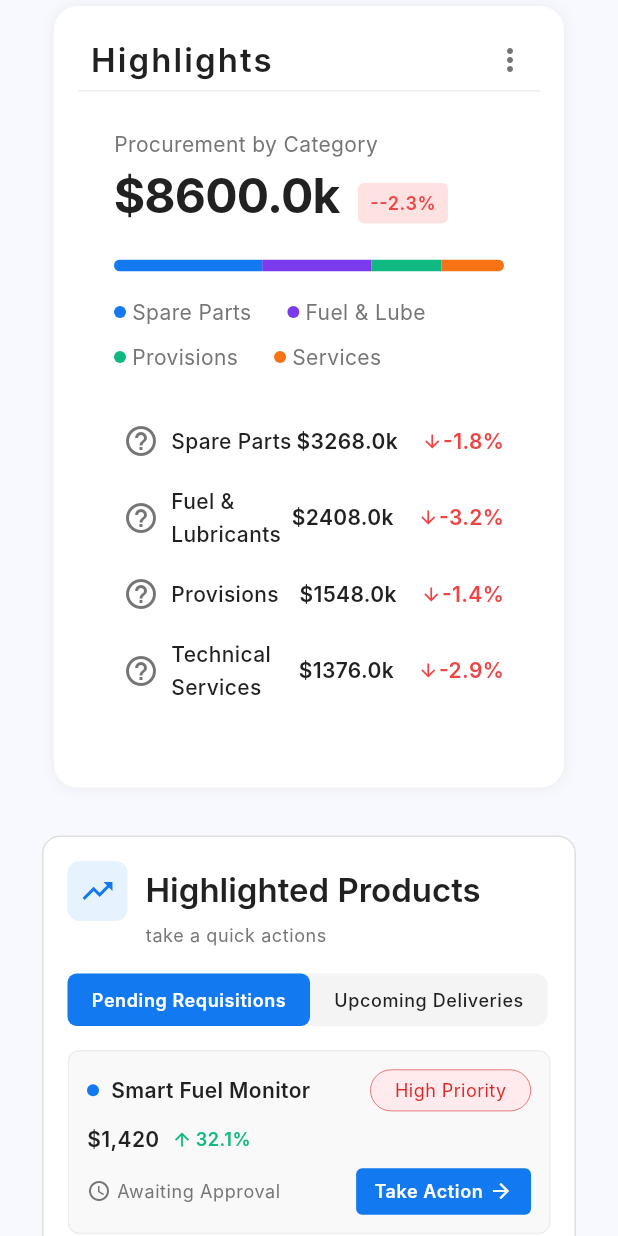
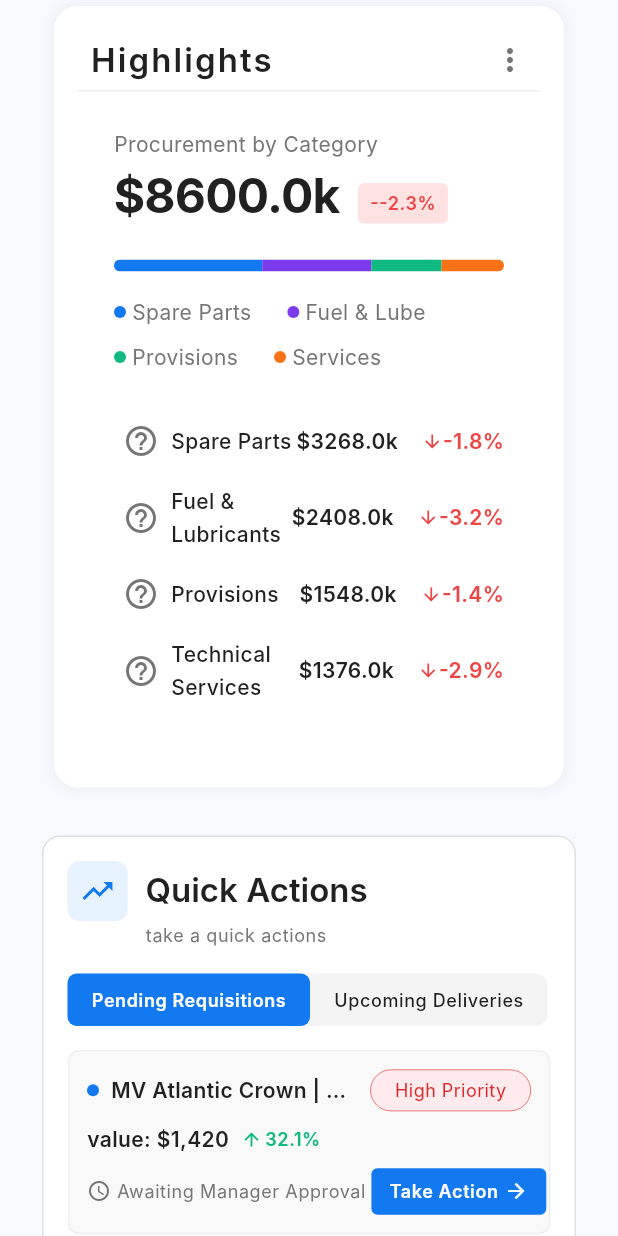
Before and after one commit to AdityaShipskart/FlutterDashboards, a Flutter app: the SMCDashboard widget shown alone on an empty page, opened directly, scrolled down 576 dp, on a phone screen of 412 x 824 dp. Run offline on Flutter 3.47's test engine with Material 3 defaults, Android fonts, the light colour scheme and no system bars; our stand-ins replace fl_chart, responsive_grid; Roboto replaces fonts that are missing (Inter); project files that could hold a hidden picture were left out.

Commit message:
updated json

```diff
--- a/Dashboard/lib/pages/new-dashboards/smc_dashboard.dart
+++ b/Dashboard/lib/pages/new-dashboards/smc_dashboard.dart
@@ -430,8 +430,9 @@ const Map<String, dynamic> _purchasesByCategoryBar = {
 
 const List<Map<String, dynamic>> _smcPerformanceMetrics = [
   {
-    'title': 'Top Vendors by Spend',
+    'title': 'Top Vendors',
     'subtitle': 'Highest procurement value',
+    'columns': {'first': 'Vendors name', 'second': 'Volume'},
     'ports': [
       {
         'portName': 'Marine Tech Supply',
@@ -450,6 +451,7 @@ const List<Map<String, dynamic>> _smcPerformanceMetrics = [
   {
     'title': 'Top Spending Vessels',
     'subtitle': 'Highest procurement by vessel',
+    'columns': {'first': 'Vessel name', 'second': 'Spending Value'},
     'ports': [
       {
         'portName': 'MV Pacific Star',
@@ -466,17 +468,18 @@ const List<Map<String, dynamic>> _smcPerformanceMetrics = [
     ],
   },
   {
-    'title': 'Cost Saving Opportunities',
+    'title': 'Cost Saving Ports',
     'subtitle': 'Identified savings potential',
+    'columns': {'first': 'Ports name', 'second': 'Volume'},
     'ports': [
       {
-        'portName': 'Bulk Ordering',
+        'portName': 'Mumbai',
         'purchaseValue': '\$284K',
         'percentageChange': 16.2,
         'trend': 'up',
       },
       {
-        'portName': 'Contract Negotiation',
+        'portName': 'Kochi',
         'purchaseValue': '\$196K',
         'percentageChange': 11.4,
         'trend': 'up',
@@ -484,248 +487,288 @@ const List<Map<String, dynamic>> _smcPerformanceMetrics = [
     ],
   },
   {
-    'title': 'Highlighted Products',
+    'title': 'Quick Actions',
     'subtitle': 'take a quick actions',
     'switch-options': ['Pending Requisitions', 'Upcoming Deliveries'],
     'columns': {'first': 'Recent Status', 'second': 'Order Value'},
     'Pending Requisitions': [
       {
-        'portName': 'Smart Fuel Monitor',
-        'purchaseValue': '\$1,420',
+        'portName': 'MV Atlantic Crown | Provisions',
+        'purchaseValue': 'value: \$1,420',
         'percentageChange': 32.1,
         'trend': 'up',
         'priority': 'HIGH PRIORITY',
         'daysLeft': 2,
-        'status': 'Awaiting Approval',
+        'status': 'Awaiting Manager Approval',
       },
       {
-        'portName': 'Engine Spare Parts',
-        'purchaseValue': '\$860',
+        'portName': 'MV Pacific Star | Spare Parts',
+        'purchaseValue': 'value: \$860',
         'percentageChange': 24.3,
         'trend': 'up',
         'priority': 'MEDIUM PRIORITY',
         'daysLeft': 5,
-        'status': 'Under Review',
+        'status': 'Awaiting SMC Approval',
+      },
+
+      {
+        'portName': 'MV Horizon Pearl | Fuel',
+        'purchaseValue': 'value: \$860',
+        'percentageChange': 24.3,
+        'trend': 'up',
+        'priority': 'MEDIUM PRIORITY',
+        'daysLeft': 5,
+        'status': 'Awaiting SMC Approval',
+      },
+
+      {
+        'portName': 'MV Sea Crest | Electrical',
+        'purchaseValue': 'value: \$860',
+        'percentageChange': 24.3,
+        'trend': 'up',
+        'priority': 'MEDIUM PRIORITY',
+        'daysLeft': 5,
+        'status': 'Awaiting Vendor Response',
       },
     ],
     'Upcoming Deliveries': [
       {
-        'portName': 'Navigation Equipment',
-        'purchaseValue': '\$980',
+        'portName': 'MV Pacific Star | Fujairah',
+        'purchaseValue': 'value: \$980',
         'percentageChange': 18.7,
         'trend': 'up',
         'priority': 'HIGH PRIORITY',
         'daysLeft': 1,
-        'status': 'Scheduled',
+        'status': ' Out for Delivery',
       },
       {
-        'portName': 'Safety Gear Set',
-        'purchaseValue': '\$580',
+        'portName': 'MV Atlantic Crown | Mumbai',
+        'purchaseValue': 'value: \$580',
         'percentageChange': 15.4,
         'trend': 'up',
         'priority': 'MEDIUM PRIORITY',
         'daysLeft': 3,
-        'status': 'In Transit',
+        'status': 'Preparing Dispatch',
+      },
+
+      {
+        'portName': 'Gulf Paints & Coatings | Kochi',
+        'purchaseValue': 'value: \$580',
+        'percentageChange': 15.4,
+        'trend': 'up',
+        'priority': 'MEDIUM PRIORITY',
+        'daysLeft': 3,
+        'status': 'Confirmed',
+      },
+
+      {
+        'portName': 'MV Atlantic Crown | Mumbai',
+        'purchaseValue': 'value: \$580',
+        'percentageChange': 15.4,
+        'trend': 'up',
+        'priority': 'MEDIUM PRIORITY',
+        'daysLeft': 3,
+        'status': 'Preparing Dispatch',
       },
     ],
   },
 ];
 
-const Map<String, dynamic> _smcTableData = {
-  'header': {
-    'title': 'Pending Requisitions',
-    'subtitle': 'Active purchase requests awaiting approval',
-  },
-  'rfqs': [
-    {
-      'rank': 1,
-      'rfqId': 'REQ-8421',
-      'title': 'Engine Spare Parts',
-      'supplier': 'MV Pacific Star',
-      'estimatedValue': 142000,
-      'percentageChange': 0.0,
-      'responsesReceived': 3,
-      'daysRemaining': 5,
-    },
-    {
-      'rank': 2,
-      'rfqId': 'REQ-8398',
-      'title': 'Navigation Equipment',
-      'supplier': 'MV Atlantic Crown',
-      'estimatedValue': 86000,
-      'percentageChange': 0.0,
-      'responsesReceived': 2,
-      'daysRemaining': 7,
-    },
-    {
-      'rank': 3,
-      'rfqId': 'REQ-8372',
-      'title': 'Safety Equipment',
-      'supplier': 'MV Nordic Wave',
-      'estimatedValue': 58000,
-      'percentageChange': 0.0,
-      'responsesReceived': 4,
-      'daysRemaining': 3,
-    },
-    {
-      'rank': 4,
-      'rfqId': 'REQ-8361',
-      'title': 'Electrical Supplies',
-      'supplier': 'MV Southern Cross',
-      'estimatedValue': 42000,
-      'percentageChange': 0.0,
-      'responsesReceived': 2,
-      'daysRemaining': 6,
-    },
-    {
-      'rank': 5,
-      'rfqId': 'REQ-8348',
-      'title': 'Deck Equipment',
-      'supplier': 'MV Eastern Star',
-      'estimatedValue': 38000,
-      'percentageChange': 0.0,
-      'responsesReceived': 3,
-      'daysRemaining': 4,
-    },
-  ],
-  'pendingQuotes': {
-    'header': {
-      'title': 'Quote Comparison',
-      'subtitle': 'Comparing vendor quotes',
-    },
-    'quotes': [
-      {
-        'rank': 1,
-        'quoteId': 'QT-7284',
-        'customer': 'Marine Tech Supply',
-        'quoteValue': 128000,
-        'percentageChange': -8.2,
-        'daysInReview': 2,
-        'expiresInDays': 12,
-        'status': 'Under Review',
-      },
-      {
-        'rank': 2,
-        'quoteId': 'QT-7261',
-        'customer': 'Global Ship Parts',
-        'quoteValue': 136000,
-        'percentageChange': -2.4,
-        'daysInReview': 3,
-        'expiresInDays': 10,
-        'status': 'Under Review',
-      },
-    ],
-  },
-  'activeOrders': {
-    'header': {
-      'title': 'Active Purchase Orders',
-      'subtitle': 'In-transit and processing',
-    },
-    'orders': [
-      {
-        'rank': 1,
-        'orderId': 'PO-6842',
-        'customer': 'Marine Tech Supply',
-        'orderValue': 284000,
-        'percentageChange': 0.0,
-        'progressPercentage': 65,
-        'deliveryStatus': 'In Transit',
-        'expectedDelivery': '2025-02-18',
-      },
-      {
-        'rank': 2,
-        'orderId': 'PO-6821',
-        'customer': 'Global Ship Parts',
-        'orderValue': 196000,
-        'percentageChange': 0.0,
-        'progressPercentage': 82,
-        'deliveryStatus': 'Processing',
-        'expectedDelivery': '2025-02-12',
-      },
-    ],
-  },
-  'completedDeliveries': {
-    'header': {'title': 'Recent Deliveries', 'subtitle': 'Last 7 days'},
-    'deliveries': [
-      {
-        'rank': 1,
-        'deliveryId': 'DEL-5928',
-        'customer': 'Marine Tech Supply',
-        'deliveryValue': 142000,
-        'percentageChange': 0.0,
-        'deliveryDate': '2025-01-28',
-        'rating': 4.8,
-        'onTime': true,
-      },
-      {
-        'rank': 2,
-        'deliveryId': 'DEL-5912',
-        'customer': 'Ocean Supplies Ltd',
-        'deliveryValue': 98000,
-        'percentageChange': 0.0,
-        'deliveryDate': '2025-01-26',
-        'rating': 4.6,
-        'onTime': true,
-      },
-    ],
-  },
-  'customerMetrics': {
-    'header': {
-      'title': 'Vessel Performance',
-      'subtitle': 'Fleet efficiency metrics',
-    },
-    'customers': [
-      {
-        'rank': 1,
-        'customerName': 'MV Pacific Star',
-        'region': 'Container',
-        'totalOrders': 142,
-        'percentageChange': 12.3,
-        'totalValue': 468000,
-        'averageOrderValue': 3296,
-        'satisfactionScore': 4.7,
-      },
-      {
-        'rank': 2,
-        'customerName': 'MV Atlantic Crown',
-        'region': 'Tanker',
-        'totalOrders': 128,
-        'percentageChange': 9.8,
-        'totalValue': 442000,
-        'averageOrderValue': 3453,
-        'satisfactionScore': 4.6,
-      },
-    ],
-  },
-  'productPerformance': {
-    'header': {
-      'title': 'Category Performance',
-      'subtitle': 'Top procurement categories',
-    },
-    'products': [
-      {
-        'rank': 1,
-        'productName': 'Engine Spare Parts',
-        'category': 'Machinery',
-        'unitsSold': 842,
-        'percentageChange': 8.4,
-        'revenue': 3268000,
-        'averagePrice': 3882,
-        'stockStatus': 'In Stock',
-      },
-      {
-        'rank': 2,
-        'productName': 'Fuel & Lubricants',
-        'category': 'Consumables',
-        'unitsSold': 1247,
-        'percentageChange': 6.7,
-        'revenue': 2408000,
-        'averagePrice': 1931,
-        'stockStatus': 'In Stock',
-      },
-    ],
-  },
-};
+// const Map<String, dynamic> _smcTableData = {
+//   'header': {
+//     'title': 'Pending Requisitions',
+//     'subtitle': 'Active purchase requests awaiting approval',
+//   },
+//   'rfqs': [
+//     {
+//       'rank': 1,
+//       'rfqId': 'REQ-8421',
+//       'title': 'Engine Spare Parts',
+//       'supplier': 'MV Pacific Star',
+//       'estimatedValue': 142000,
+//       'percentageChange': 0.0,
+//       'responsesReceived': 3,
+//       'daysRemaining': 5,
+//     },
+//     {
+//       'rank': 2,
+//       'rfqId': 'REQ-8398',
+//       'title': 'Navigation Equipment',
+//       'supplier': 'MV Atlantic Crown',
+//       'estimatedValue': 86000,
+//       'percentageChange': 0.0,
+//       'responsesReceived': 2,
+//       'daysRemaining': 7,
+//     },
+//     {
+//       'rank': 3,
+//       'rfqId': 'REQ-8372',
+//       'title': 'Safety Equipment',
+//       'supplier': 'MV Nordic Wave',
+//       'estimatedValue': 58000,
+//       'percentageChange': 0.0,
+//       'responsesReceived': 4,
+//       'daysRemaining': 3,
+//     },
+//     {
+//       'rank': 4,
+//       'rfqId': 'REQ-8361',
+//       'title': 'Electrical Supplies',
+//       'supplier': 'MV Southern Cross',
+//       'estimatedValue': 42000,
+//       'percentageChange': 0.0,
+//       'responsesReceived': 2,
+//       'daysRemaining': 6,
+//     },
+//     {
+//       'rank': 5,
+//       'rfqId': 'REQ-8348',
+//       'title': 'Deck Equipment',
+//       'supplier': 'MV Eastern Star',
+//       'estimatedValue': 38000,
+//       'percentageChange': 0.0,
+//       'responsesReceived': 3,
+//       'daysRemaining': 4,
+//     },
+//   ],
+//   'pendingQuotes': {
+//     'header': {
+//       'title': 'Quote Comparison',
+//       'subtitle': 'Comparing vendor quotes',
+//     },
+//     'quotes': [
+//       {
+//         'rank': 1,
+//         'quoteId': 'QT-7284',
+//         'customer': 'Marine Tech Supply',
+//         'quoteValue': 128000,
+//         'percentageChange': -8.2,
+//         'daysInReview': 2,
+//         'expiresInDays': 12,
+//         'status': 'Under Review',
+//       },
+//       {
+//         'rank': 2,
+//         'quoteId': 'QT-7261',
+//         'customer': 'Global Ship Parts',
+//         'quoteValue': 136000,
+//         'percentageChange': -2.4,
+//         'daysInReview': 3,
+//         'expiresInDays': 10,
+//         'status': 'Under Review',
+//       },
+//     ],
+//   },
+//   'activeOrders': {
+//     'header': {
+//       'title': 'Active Purchase Orders',
+//       'subtitle': 'In-transit and processing',
+//     },
+//     'orders': [
+//       {
+//         'rank': 1,
+//         'orderId': 'PO-6842',
+//         'customer': 'Marine Tech Supply',
+//         'orderValue': 284000,
+//         'percentageChange': 0.0,
+//         'progressPercentage': 65,
+//         'deliveryStatus': 'In Transit',
+//         'expectedDelivery': '2025-02-18',
+//       },
+//       {
+//         'rank': 2,
+//         'orderId': 'PO-6821',
+//         'customer': 'Global Ship Parts',
+//         'orderValue': 196000,
+//         'percentageChange': 0.0,
+//         'progressPercentage': 82,
+//         'deliveryStatus': 'Processing',
+//         'expectedDelivery': '2025-02-12',
+//       },
+//     ],
+//   },
+//   'completedDeliveries': {
+//     'header': {'title': 'Recent Deliveries', 'subtitle': 'Last 7 days'},
+//     'deliveries': [
+//       {
+//         'rank': 1,
+//         'deliveryId': 'DEL-5928',
+//         'customer': 'Marine Tech Supply',
+//         'deliveryValue': 142000,
+//         'percentageChange': 0.0,
+//         'deliveryDate': '2025-01-28',
+//         'rating': 4.8,
+//         'onTime': true,
+//       },
+//       {
+//         'rank': 2,
+//         'deliveryId': 'DEL-5912',
+//         'customer': 'Ocean Supplies Ltd',
+//         'deliveryValue': 98000,
+//         'percentageChange': 0.0,
+//         'deliveryDate': '2025-01-26',
+//         'rating': 4.6,
+//         'onTime': true,
+//       },
+//     ],
+//   },
+//   'customerMetrics': {
+//     'header': {
+//       'title': 'Vessel Performance',
+//       'subtitle': 'Fleet efficiency metrics',
+//     },
+//     'customers': [
+//       {
+//         'rank': 1,
+//         'customerName': 'MV Pacific Star',
+//         'region': 'Container',
+//         'totalOrders': 142,
+//         'percentageChange': 12.3,
+//         'totalValue': 468000,
+//         'averageOrderValue': 3296,
+//         'satisfactionScore': 4.7,
+//       },
+//       {
+//         'rank': 2,
+//         'customerName': 'MV Atlantic Crown',
+//         'region': 'Tanker',
+//         'totalOrders': 128,
+//         'percentageChange': 9.8,
+//         'totalValue': 442000,
+//         'averageOrderValue': 3453,
+//         'satisfactionScore': 4.6,
+//       },
+//     ],
+//   },
+//   'productPerformance': {
+//     'header': {
+//       'title': 'Category Performance',
+//       'subtitle': 'Top procurement categories',
+//     },
+//     'products': [
+//       {
+//         'rank': 1,
+//         'productName': 'Engine Spare Parts',
+//         'category': 'Machinery',
+//         'unitsSold': 842,
+//         'percentageChange': 8.4,
+//         'revenue': 3268000,
+//         'averagePrice': 3882,
+//         'stockStatus': 'In Stock',
+//       },
+//       {
+//         'rank': 2,
+//         'productName': 'Fuel & Lubricants',
+//         'category': 'Consumables',
+//         'unitsSold': 1247,
+//         'percentageChange': 6.7,
+//         'revenue': 2408000,
+//         'averagePrice': 1931,
+//         'stockStatus': 'In Stock',
+//       },
+//     ],
+//   },
+// };
 
 /// SMC Dashboard - Production Ready
 ///
@@ -802,22 +845,6 @@ class SMCDashboard extends StatelessWidget {
               child: DashboardFinancialCard(data: _budgetUtilizationCard),
             ),
 
-            // Procurement Efficiency
-            DashboardGridCol(
-              xs: 12,
-              md: 6,
-              child: DashboardcombobarChart(data: _procurementEfficiencyCombo),
-            ),
-
-            // Vessel Performance Comparison
-            DashboardGridCol(
-              xs: 12,
-              md: 6,
-              child: MultiAnalyticsOveriview(
-                data: _vesselPerformanceComparison,
-              ),
-            ),
-
             // Performance Metrics Cards
             DashboardGridCol(
               xs: 12,
@@ -838,6 +865,22 @@ class SMCDashboard extends StatelessWidget {
               child: DashboardLeadingPort(data: _smcPerformanceMetrics[2]),
             ),
 
+            // Procurement Efficiency
+            DashboardGridCol(
+              xs: 12,
+              md: 6,
+              child: DashboardcombobarChart(data: _procurementEfficiencyCombo),
+            ),
+
+            // Vessel Performance Comparison
+            DashboardGridCol(
+              xs: 12,
+              md: 6,
+              child: MultiAnalyticsOveriview(
+                data: _vesselPerformanceComparison,
+              ),
+            ),
+
             // Multi-Tab Table (Requisitions, Quotes, Orders, etc.)
             // DashboardGridCol(
             //   xs: 12,
```
